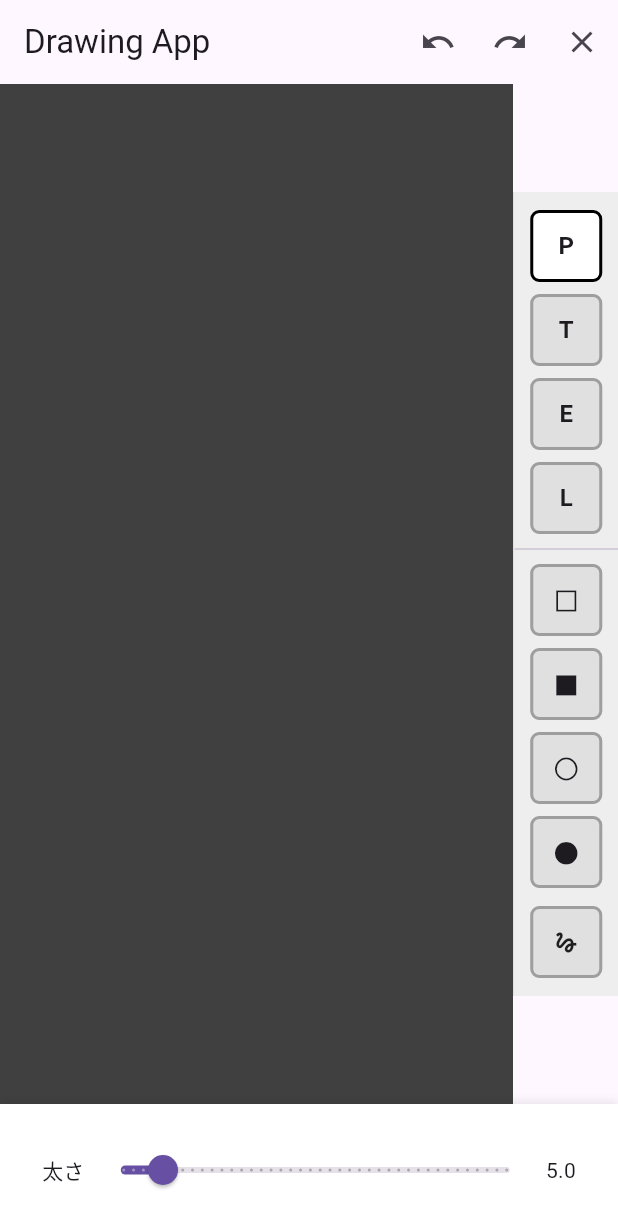
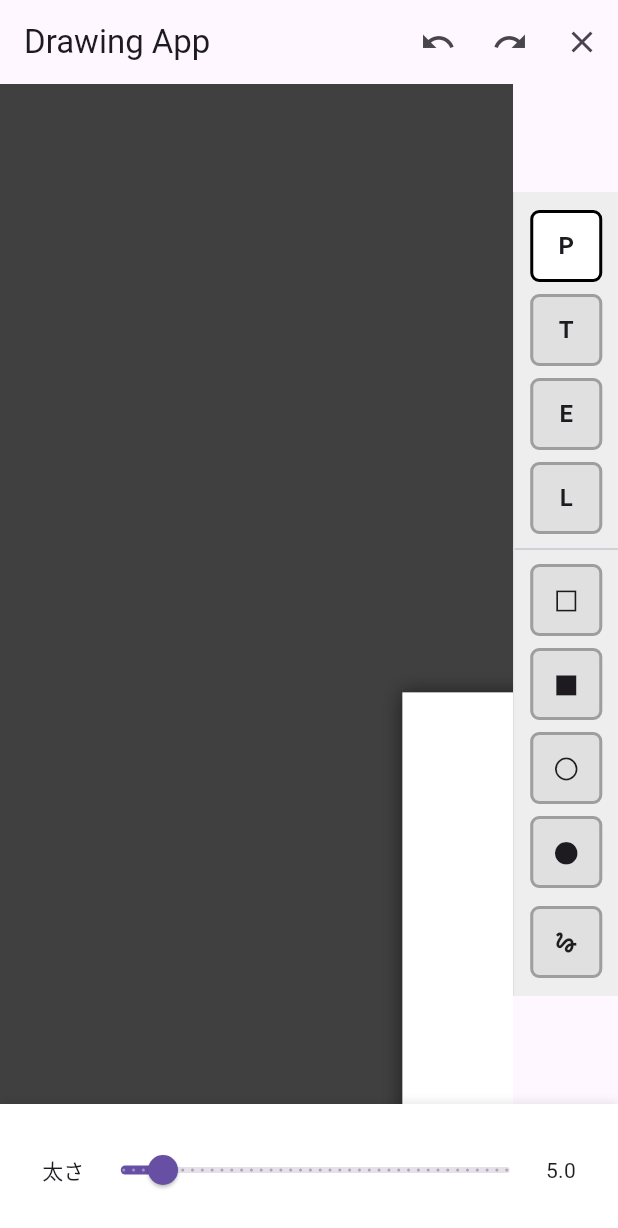
Before and after one commit to taksub-coder/flpaint, a Flutter app: the screen it shows after launch, after a tap on the "clear" icon, on a phone screen of 412 x 824 dp. Shown: the top 1228 px of the screen. Run offline on Flutter 3.47's test engine with Material 3 defaults, Android fonts, the phone set to English and light mode, and no system bars; missing offline and left inert: window_manager.

Commit message:
chore: 更新版の作業状態を記録

```diff
--- a/lib/main.dart
+++ b/lib/main.dart
@@ -1,14 +1,41 @@
-// flpaint_プロトタイプE.2g_描画優先�Eズーム対応版
+// flpaint_プロトタイプE.2g_描画優先ズーム対応版
 import 'package:flutter/material.dart';
 import 'package:provider/provider.dart';
 import 'package:flutter/gestures.dart';
+import 'package:window_manager/window_manager.dart';
 
 import 'providers/drawing_provider.dart';
 import 'widgets/drawing_canvas.dart';
 import 'widgets/drawing_controls.dart';
 import 'widgets/tool_sidebar.dart';
 
-void main() {
+void main() async {
+  WidgetsFlutterBinding.ensureInitialized();
+  // window_manager の初期化
+  await windowManager.ensureInitialized();
+
+  // ウィンドウオプションを設定
+  WindowOptions windowOptions = const WindowOptions(
+    size: Size(838, 980),           // キャンバス768 + サイドバー70 + 余裕
+    minimumSize: Size(600, 800),
+    maximumSize: Size(3000, 3000),   // 必要に応じて大きく
+    center: true,
+    backgroundColor: Colors.transparent,
+    skipTaskbar: false,
+    title: 'FLPaint - プロトタイプE.2g',
+    // 必要に応じて windowButtonVisibility: false, などを追加可能
+  );
+
+  // ウィンドウを表示・フォーカスするまで待機
+  windowManager.waitUntilReadyToShow(windowOptions, () async {
+    // 追加でサイズを確実に適用（最新版で安定する書き方）
+    await windowManager.setSize(const Size(838, 980));
+    await windowManager.setMinimumSize(const Size(600, 800));
+    await windowManager.center();
+    await windowManager.show();
+    await windowManager.focus();
+  });
+
   runApp(
     ChangeNotifierProvider(
       create: (_) => DrawingProvider(),
@@ -34,8 +61,53 @@ class MyApp extends StatelessWidget {
   }
 }
 
-class MyHomePage extends StatelessWidget {
+class MyHomePage extends StatefulWidget {
   const MyHomePage({super.key});
+
+  @override
+  State<MyHomePage> createState() => _MyHomePageState();
+}
+
+class _MyHomePageState extends State<MyHomePage> {
+  final TransformationController _transformationController = TransformationController();
+
+  @override
+  void initState() {
+    super.initState();
+    WidgetsBinding.instance.addPostFrameCallback((_) {
+      _fitToViewport();
+    });
+  }
+
+  void _fitToViewport() {
+    final renderBox = context.findRenderObject() as RenderBox?;
+    if (renderBox == null || !renderBox.hasSize) return;
+
+    final viewportSize = renderBox.size;
+
+    // キャンバス固定サイズ
+    const canvasWidth = 768.0;
+    const canvasHeight = 1024.0;
+
+    // フィットするためのスケール（幅と高さのうち小さい方を採用してアスペクト比維持）
+    final scaleX = viewportSize.width / canvasWidth;
+    final scaleY = viewportSize.height / canvasHeight;
+    final initialScale = scaleX < scaleY ? scaleX : scaleY;
+
+    // 中央寄せのための平行移動
+    final translationX = (viewportSize.width - canvasWidth * initialScale) / 2;
+    final translationY = (viewportSize.height - canvasHeight * initialScale) / 2;
+
+    _transformationController.value = Matrix4.identity()
+      ..translate(translationX, translationY)
+      ..scale(initialScale);
+  }
+
+  @override
+  void dispose() {
+    _transformationController.dispose();
+    super.dispose();
+  }
 
   @override
   Widget build(BuildContext context) {
@@ -47,7 +119,13 @@ class MyHomePage extends StatelessWidget {
         actions: [
           IconButton(icon: const Icon(Icons.undo), onPressed: drawingProvider.undo),
           IconButton(icon: const Icon(Icons.redo), onPressed: drawingProvider.redo),
-          IconButton(icon: const Icon(Icons.clear), onPressed: drawingProvider.clear),
+          IconButton(
+            icon: const Icon(Icons.clear),
+            onPressed: () {
+              drawingProvider.clear();
+              _fitToViewport(); // クリア時もフィット状態に戻す
+            },
+          ),
         ],
       ),
       body: SafeArea(
@@ -59,18 +137,18 @@ class MyHomePage extends StatelessWidget {
                   // キャンバスエリア
                   Expanded(
                     child: Container(
-                      color: const Color(0xFF404040), // キャンバス外：濁E��レー
+                      color: const Color(0xFF404040), // キャンバス外：ダークグレー
                       child: InteractiveViewer(
                         constrained: false,
                         boundaryMargin: const EdgeInsets.all(2000),
                         minScale: 0.1,
                         maxScale: 5.0,
-                        panEnabled: false,
-                        // 【重要】左ドラチE��での移動をオフにする�E�描画を優先させるため�E�E                        panEnabled: false,
+                        panEnabled: true,
                         scaleEnabled: true,
                         trackpadScrollCausesScale: true,
+                        transformationController: _transformationController,
                         child: Padding(
-                          padding: const EdgeInsets.all(500.0), // 庁E��な余白
+                          padding: const EdgeInsets.all(500.0), // 広大な余白でズームアウト対応
                           child: Container(
                             width: 768,
                             height: 1024,
--- a/pubspec.yaml
+++ b/pubspec.yaml
@@ -11,6 +11,8 @@ dependencies:
     sdk: flutter
   cupertino_icons: ^1.0.8
   provider: ^6.0.5 # 状態管理のために追加
+# ... 他の依存があればここに
+  window_manager: ^0.3.9  # 最新版は pub.dev で確認（2026年現在 ^0.5.x 系が安定）
 
 dev_dependencies:
   flutter_test:
```
Also changed, not shown: pubspec.lock, 5 other files.
